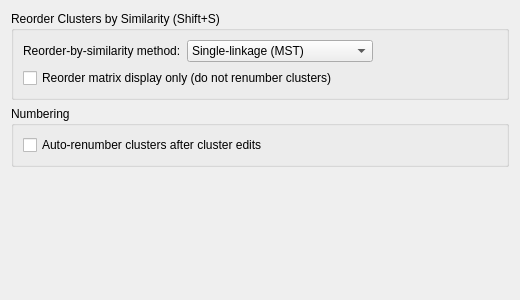
Above: src/klusters/src/prefclusterorderlayout.ui from Gravios/neurosuite-3 before the change. Below: the same form after it.
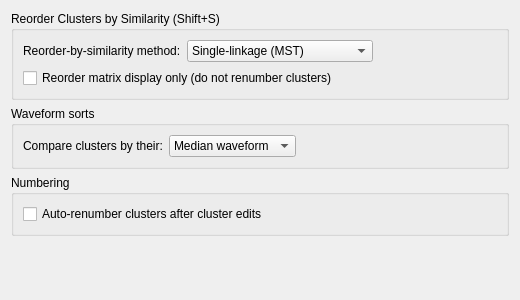
That is the form after the change.

Commit message: klusters: the waveform sorts can use mean waveforms

Diff of the .ui file:
```diff
--- a/src/klusters/src/prefclusterorderlayout.ui
+++ b/src/klusters/src/prefclusterorderlayout.ui
@@ -64,6 +64,48 @@
      </layout>
     </widget>
    </item>
+   <item>
+    <widget class="QGroupBox" name="groupBox_waveformSorts">
+     <property name="title">
+      <string>Waveform sorts</string>
+     </property>
+     <layout class="QVBoxLayout" name="waveformSortsGroupLayout">
+      <item>
+       <layout class="QHBoxLayout" name="waveformSortStatisticRow">
+        <item>
+         <widget class="QLabel" name="waveformSortStatisticLabel">
+          <property name="text">
+           <string>Compare clusters by their:</string>
+          </property>
+          <property name="buddy">
+           <cstring>waveformSortStatisticComboBox</cstring>
+          </property>
+         </widget>
+        </item>
+        <item>
+         <widget class="QComboBox" name="waveformSortStatisticComboBox">
+          <property name="toolTip">
+           <string>The waveform that stands for each cluster in Sort by Nearest-Neighbour Waveform and Sort by Waveform (Global / Spectral). Median: the per-sample median of the cluster's spikes; robust to the odd artefact spike, but it holds a cluster's spikes in memory and sorts each sample. Mean: the per-sample mean; one pass with nothing held, so lighter on large clusters, but an artefact spike pulls it. Default: Median.</string>
+          </property>
+          <item>
+           <property name="text"><string>Median waveform</string></property>
+          </item>
+          <item>
+           <property name="text"><string>Mean waveform</string></property>
+          </item>
+         </widget>
+        </item>
+        <item>
+         <spacer name="waveformSortStatisticSpacer">
+          <property name="orientation"><enum>Qt::Horizontal</enum></property>
+          <property name="sizeHint" stdset="0"><size><width>40</width><height>20</height></size></property>
+         </spacer>
+        </item>
+       </layout>
+      </item>
+     </layout>
+    </widget>
+   </item>
    <item>
     <widget class="QGroupBox" name="groupBox_numbering">
      <property name="title">
```
The commit also changes 11 other files.
